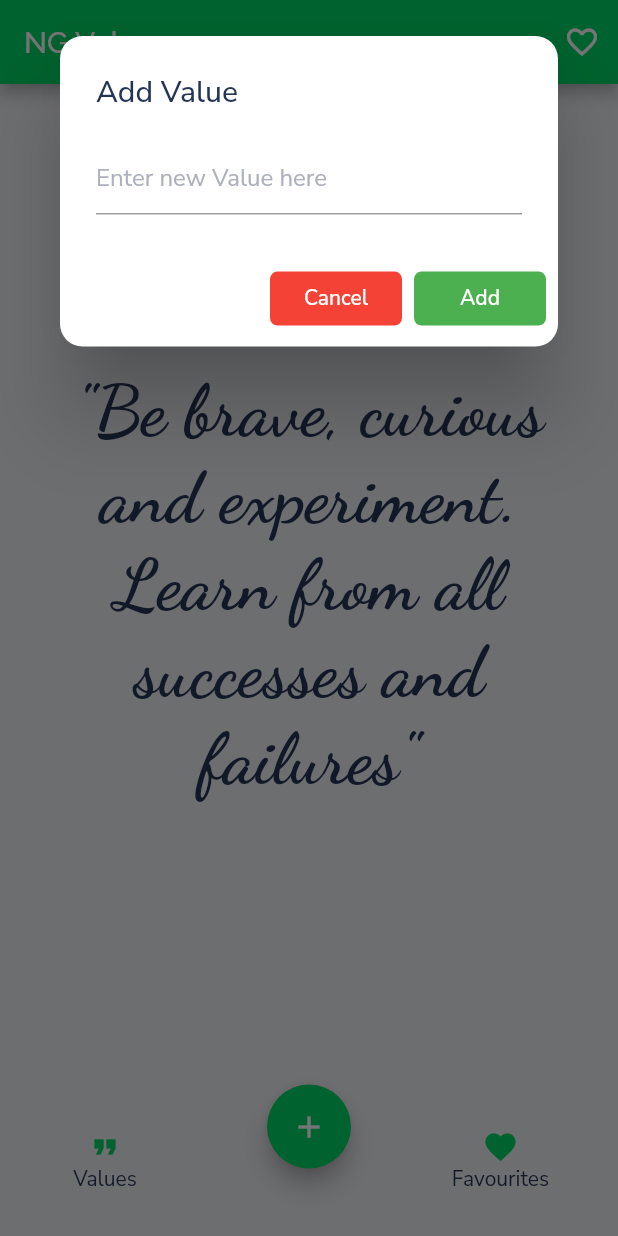
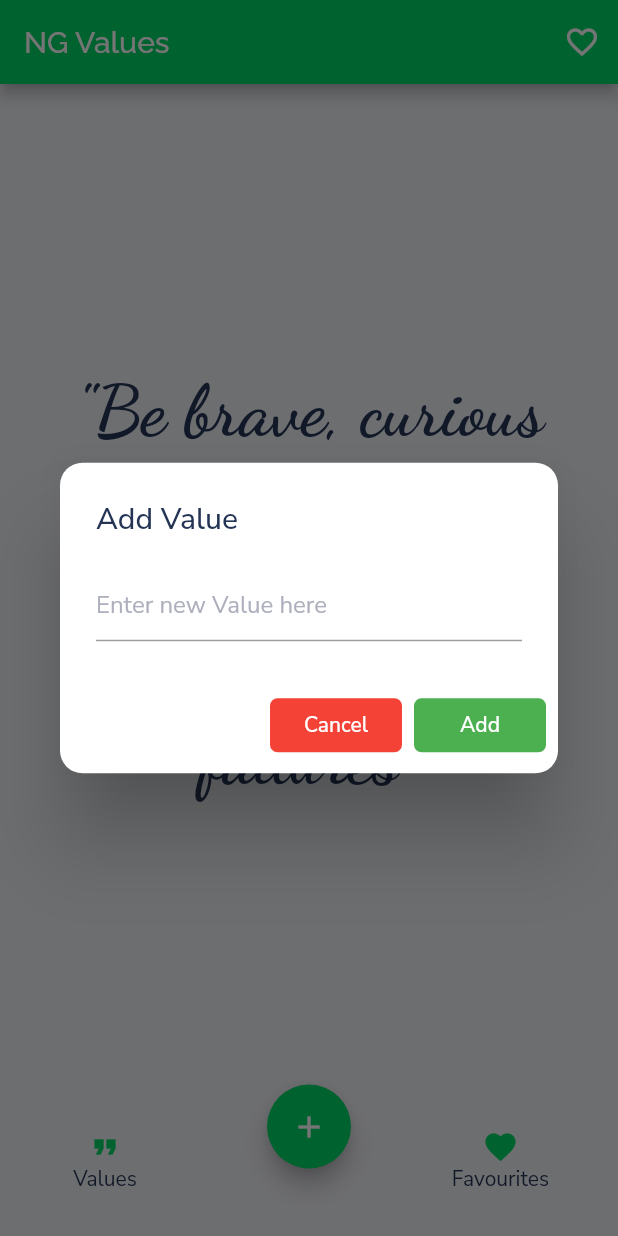
Before and after one commit to 05k4rxF/Netguru, a Flutter app: the screen it shows after launch, after a tap on the "add" icon, on a phone screen of 412 x 824 dp. Run offline on Flutter 3.47's test engine with Material 2 defaults, Android fonts, the phone set to English and light mode, and no system bars; our stand-ins replace get, google_fonts.

Commit message:
Responsiveness update vol.2

```diff
--- a/lib/screens/main_screen.dart
+++ b/lib/screens/main_screen.dart
@@ -225,7 +225,8 @@ Future<void> _displayTextInputDialog(BuildContext context) async {
   return showDialog(
       context: context,
       builder: (context) {
-        return SingleChildScrollView(
+        return Center(
+          child: SingleChildScrollView(
             child: AlertDialog(
               shape: RoundedRectangleBorder(
                   borderRadius: BorderRadius.all(Radius.circular(15.0))),
@@ -309,6 +310,7 @@ Future<void> _displayTextInputDialog(BuildContext context) async {
                 ),
               ],
             ),
+          ),
         );
       });
 }
```
Also changed, not shown: lib/screens/values_screen.dart (+12 -7 lines). Lines whose indentation alone changed are shown as unchanged.
